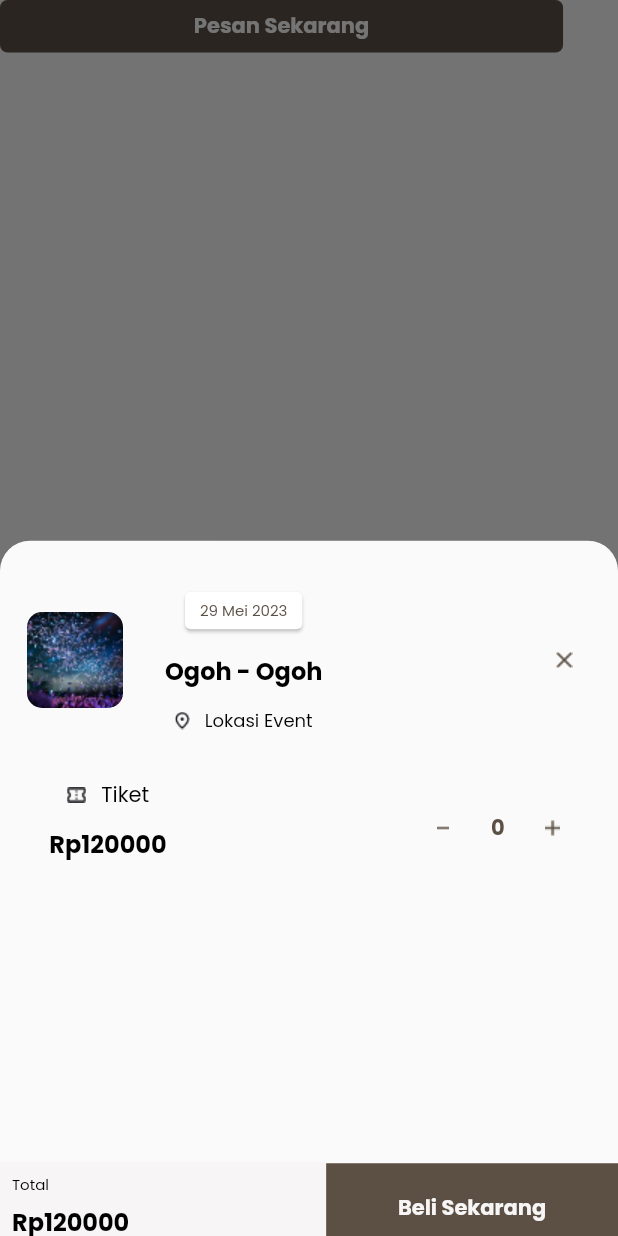
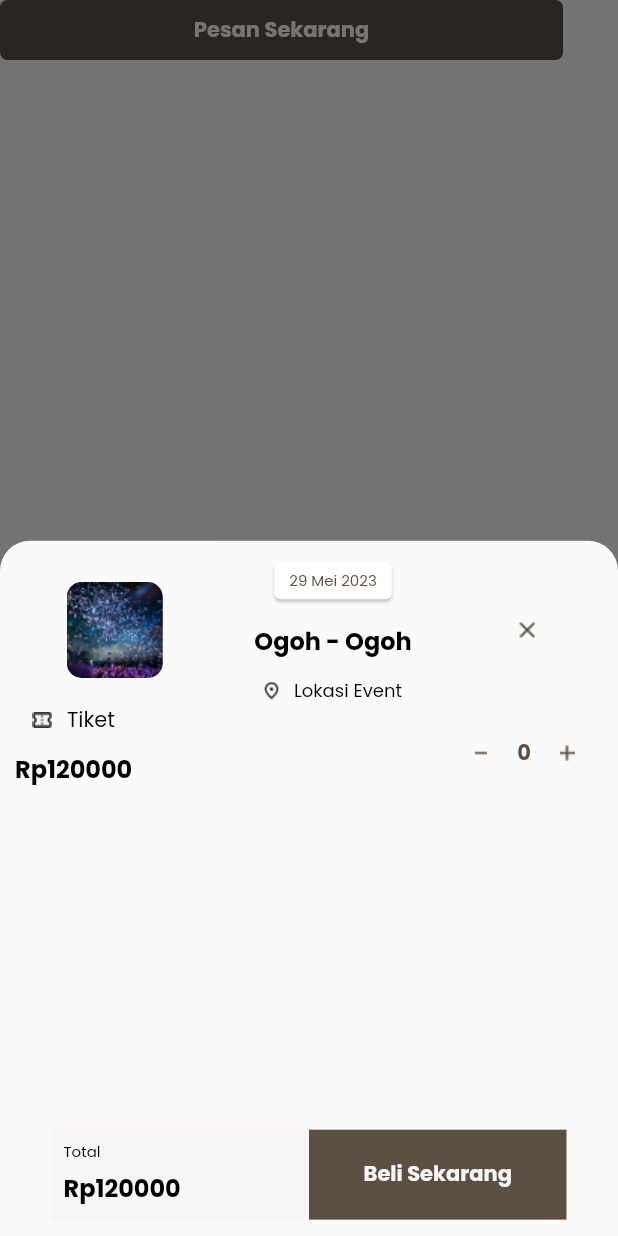
Before and after one commit to Balink-8/mobile_balink, a Flutter app: what bsTicket() shows on an empty page, opened directly, after a tap on "Pesan Sekarang", on a phone screen of 412 x 824 dp. Run offline on Flutter 3.47's test engine with Material 2 defaults, Android fonts, the phone set to English and light mode, and no system bars; our stand-ins replace carousel_slider, file_picker, flutter_screenutil, google_fonts, pinput, readmore; missing offline and left inert: clipboard.

Commit message:
ovrflw update

```diff
--- a/lib/main.dart
+++ b/lib/main.dart
@@ -1,5 +1,6 @@
 import 'package:flutter/material.dart';
 import 'package:flutter_screenutil/flutter_screenutil.dart';
+import 'package:mobile_balink/view/event/eventPage/event.dart';
 import 'package:mobile_balink/view/login_page.dart';
 
 void main() {
@@ -21,7 +22,8 @@ class MyApp extends StatelessWidget {
             iconTheme: IconThemeData(color: Colors.black),
           )),
           debugShowCheckedModeBanner: false,
-          home: const LoginScreen(),
+          // home: const LoginScreen(),
+          home: EventPage(),
         );
       },
       // child: LoginScreen(),
--- a/lib/view/event/eventPage/eventcheckout.dart
+++ b/lib/view/event/eventPage/eventcheckout.dart
@@ -90,8 +90,8 @@ class _EventCoState extends State<EventCo> {
                                   borderRadius: BorderRadius.circular(10)),
                               hintText: 'Input Kode',
                               suffixIcon: Container(
-                                  width: 30,
-                                  height: 53,
+                                  width: 30.w,
+                                  height: 50.h,
                                   decoration: BoxDecoration(
                                       borderRadius: const BorderRadius.only(
                                           topRight: Radius.circular(10),
--- a/lib/view/widget/event_screen_widget/buttomsheet.dart
+++ b/lib/view/widget/event_screen_widget/buttomsheet.dart
@@ -36,14 +36,15 @@ class _bsTicketState extends State<bsTicket> {
             return SizedBox(
               width: 360.w,
               height: 516.h,
+              child: Padding(
+                padding: const EdgeInsets.all(10),
                 child: Column(
                   children: [
-                  Padding(
-                    padding:
-                        const EdgeInsets.only(top: 30, left: 10, right: 10),
+                    Expanded(
                       child: Column(
                         children: [
                           Row(
+                            mainAxisAlignment: MainAxisAlignment.spaceAround,
                             children: [
                               Padding(
                                 padding: const EdgeInsets.all(8.0),
@@ -56,16 +57,16 @@ class _bsTicketState extends State<bsTicket> {
                                   ),
                                 ),
                               ),
-                            const SizedBox(
-                              width: 20,
-                            ),
                               Column(
                                 mainAxisAlignment: MainAxisAlignment.start,
                                 children: [
                                   Card(
                                     child: Padding(
                                       padding: const EdgeInsets.only(
-                                        left: 10, right: 10, top: 5, bottom: 5),
+                                          left: 10,
+                                          right: 10,
+                                          top: 5,
+                                          bottom: 5),
                                       child: Text(
                                         '29 Mei 2023',
                                         style: poppinsKecil.copyWith(
@@ -109,9 +110,6 @@ class _bsTicketState extends State<bsTicket> {
                                   ),
                                 ],
                               ),
-                            SizedBox(
-                              width: 120.w,
-                            ),
                               IconButton(
                                 onPressed: () {
                                   Navigator.push(
@@ -130,14 +128,12 @@ class _bsTicketState extends State<bsTicket> {
                               ),
                             ],
                           ),
-                        const SizedBox(
-                          height: 30,
-                        ),
+                          // const SizedBox(
+                          //   height: 30,
+                          // ),
                           Row(
+                            mainAxisAlignment: MainAxisAlignment.spaceBetween,
                             children: [
-                            SizedBox(
-                              width: 20.w,
-                            ),
                               Column(
                                 children: [
                                   Row(
@@ -174,9 +170,8 @@ class _bsTicketState extends State<bsTicket> {
                                   ),
                                 ],
                               ),
-                            SizedBox(
-                              width: 140.w,
-                            ),
+                              Row(
+                                children: [
                                   IconButton(
                                     onPressed: () {
                                       setState(() {
@@ -190,18 +185,12 @@ class _bsTicketState extends State<bsTicket> {
                                       height: 11,
                                     ),
                                   ),
-                            const SizedBox(
-                              width: 8,
-                            ),
                                   Text(
                                     jumlah.toString(),
                                     style: poppinsKecil.copyWith(
                                         fontSize: 14,
                                         fontWeight: FontWeight.w700,
                                         color: secondaryColor),
-                            ),
-                            const SizedBox(
-                              width: 8,
                                   ),
                                   IconButton(
                                     onPressed: () {
@@ -218,9 +207,11 @@ class _bsTicketState extends State<bsTicket> {
                                   ),
                                 ],
                               ),
-                        const SizedBox(
-                          height: 15,
+                            ],
                           ),
+                          // const SizedBox(
+                          //   height: 15,
+                          // ),
                           // Row(
                           //   children: [
                           //     IconButton(
@@ -304,16 +295,17 @@ class _bsTicketState extends State<bsTicket> {
                           //     ),
                           //   ],
                           // ),
-                        SizedBox(
-                          height: 170.h,
-                        )
+                          // SizedBox(
+                          //   height: 170.h,
+                          // )
                         ],
                       ),
                     ),
                     Row(
+                      mainAxisAlignment: MainAxisAlignment.center,
                       children: [
                         Container(
-                        width: 190.w,
+                          width: 150.w,
                           height: 60.h,
                           color: fifthColor,
                           child: Padding(
@@ -359,7 +351,7 @@ class _bsTicketState extends State<bsTicket> {
                           },
                           child: Container(
                               alignment: Alignment.center,
-                            width: 170.w,
+                              width: 150.w,
                               height: 60,
                               color: secondaryColor,
                               child: Text(
@@ -375,6 +367,7 @@ class _bsTicketState extends State<bsTicket> {
                     )
                   ],
                 ),
+              ),
             );
           },
         );
@@ -386,7 +379,7 @@ class _bsTicketState extends State<bsTicket> {
         ),
         alignment: Alignment.center,
         width: 328.w,
-        height: 35,
+        height: 40,
         child: Text(
           'Pesan Sekarang',
           style: poppinsKecil.copyWith(
--- a/lib/view/widget/event_screen_widget/card_overlay.dart
+++ b/lib/view/widget/event_screen_widget/card_overlay.dart
@@ -11,15 +11,14 @@
   Widget build(BuildContext context) {
     return Padding(
       padding: const EdgeInsets.all(8.0),
+      child: Expanded(
         child: Row(
+          mainAxisAlignment: MainAxisAlignment.spaceEvenly,
           children: [
             Image.asset(
               'assets/icon/event_icon/dummy/g1.png',
               width: 50,
               height: 50,
-          ),
-          const SizedBox(
-            width: 25,
             ),
             Column(
               children: [
@@ -64,6 +63,7 @@
             )
           ],
         ),
+      ),
     );
   }
 }
```
Also changed, not shown: lib/view/event/eventPage/kodebayar.dart (+7 -3 lines), lib/view/event/eventPage/successpay.dart (+5 -4 lines), lib/view/event/eventPage/waitingpembayaran.dart (+6 -5 lines). Lines whose indentation alone changed are shown as unchanged.
